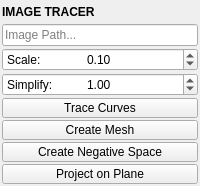
Old version of the form mayatk/nurbs_utils/image_tracer.ui in the repository m3trik/mayatk.
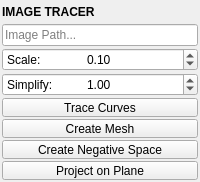
New version of the form. Custom widgets are drawn as their Qt base class.

```diff
--- a/mayatk/nurbs_utils/image_tracer.ui
+++ b/mayatk/nurbs_utils/image_tracer.ui
@@ -90,13 +90,13 @@
       <property name="minimumSize">
        <size>
         <width>0</width>
-        <height>20</height>
+        <height>19</height>
        </size>
       </property>
       <property name="maximumSize">
        <size>
         <width>16777215</width>
-        <height>20</height>
+        <height>19</height>
        </size>
       </property>
       <property name="text">
@@ -109,13 +109,13 @@
       <property name="minimumSize">
        <size>
         <width>0</width>
-        <height>20</height>
+        <height>19</height>
        </size>
       </property>
       <property name="maximumSize">
        <size>
         <width>16777215</width>
-        <height>20</height>
+        <height>19</height>
        </size>
       </property>
       <property name="text">
@@ -128,13 +128,13 @@
       <property name="minimumSize">
        <size>
         <width>0</width>
-        <height>20</height>
+        <height>19</height>
        </size>
       </property>
       <property name="maximumSize">
        <size>
         <width>16777215</width>
-        <height>20</height>
+        <height>19</height>
        </size>
       </property>
       <property name="text">
@@ -147,13 +147,13 @@
       <property name="minimumSize">
        <size>
         <width>0</width>
-        <height>20</height>
+        <height>19</height>
        </size>
       </property>
       <property name="maximumSize">
        <size>
         <width>16777215</width>
-        <height>20</height>
+        <height>19</height>
        </size>
       </property>
       <property name="text">
```
